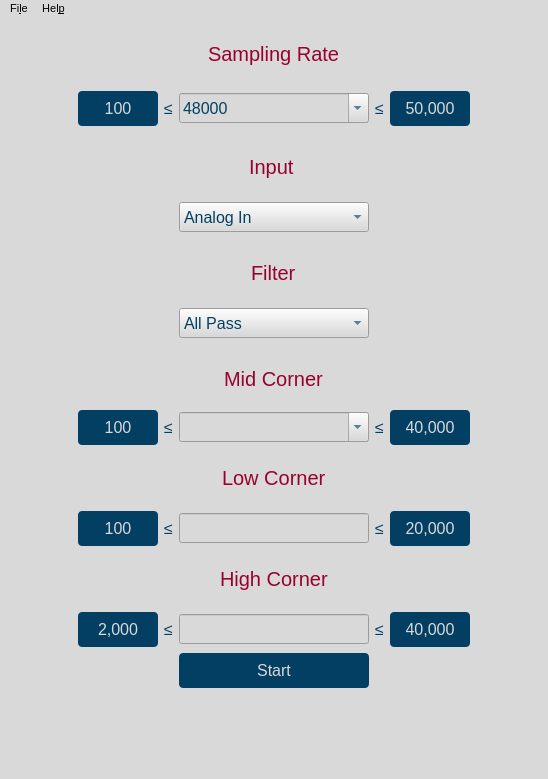
This is gui/qtdesigner/BasicOperation.ui in wyattduber/CyDAQ as Qt 5 draws it before an edit. The edited form follows.
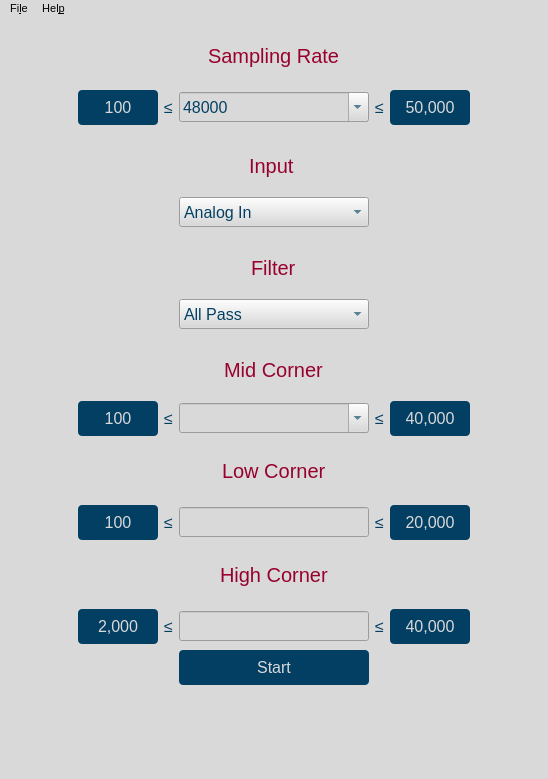
This is the edited form.

Commit message: Show/Hide mostly implemented. Needs UI Work

```diff
--- a/gui/qtdesigner/BasicOperation.ui
+++ b/gui/qtdesigner/BasicOperation.ui
@@ -70,22 +70,6 @@
       </property>
      </widget>
     </item>
-    <item>
-     <spacer name="verticalSpacer">
-      <property name="orientation">
-       <enum>Qt::Vertical</enum>
-      </property>
-      <property name="sizeType">
-       <enum>QSizePolicy::Maximum</enum>
-      </property>
-      <property name="sizeHint" stdset="0">
-       <size>
-        <width>4</width>
-        <height>4</height>
-       </size>
-      </property>
-     </spacer>
-    </item>
     <item>
      <layout class="QHBoxLayout" name="sample_rate_bar_layout">
       <item>
@@ -246,22 +230,6 @@
       </property>
      </widget>
     </item>
-    <item>
-     <spacer name="verticalSpacer_5">
-      <property name="orientation">
-       <enum>Qt::Vertical</enum>
-      </property>
-      <property name="sizeType">
-       <enum>QSizePolicy::Maximum</enum>
-      </property>
-      <property name="sizeHint" stdset="0">
-       <size>
-        <width>4</width>
-        <height>4</height>
-       </size>
-      </property>
-     </spacer>
-    </item>
     <item alignment="Qt::AlignHCenter">
      <widget class="QComboBox" name="input_input_box">
       <property name="minimumSize">
@@ -344,22 +312,6 @@
       </property>
      </widget>
     </item>
-    <item>
-     <spacer name="verticalSpacer_6">
-      <property name="orientation">
-       <enum>Qt::Vertical</enum>
-      </property>
-      <property name="sizeType">
-       <enum>QSizePolicy::Maximum</enum>
-      </property>
-      <property name="sizeHint" stdset="0">
-       <size>
-        <width>4</width>
-        <height>4</height>
-       </size>
-      </property>
-     </spacer>
-    </item>
     <item alignment="Qt::AlignHCenter">
      <widget class="QComboBox" name="filter_input_box">
       <property name="minimumSize">
```
The commit also changes 1 other file.
